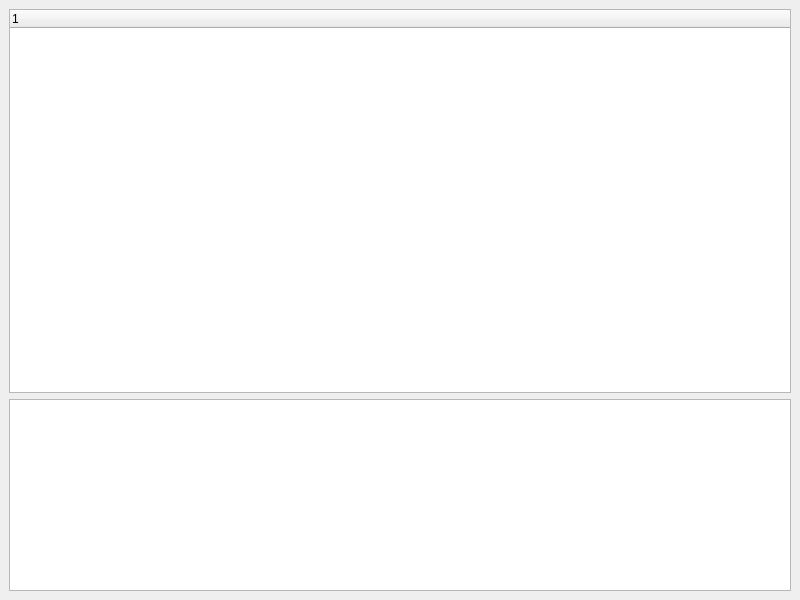
Above: mainwindow.ui from zaazbb/YM001NetworkAnalyzer before the change. Below: the same form after it.
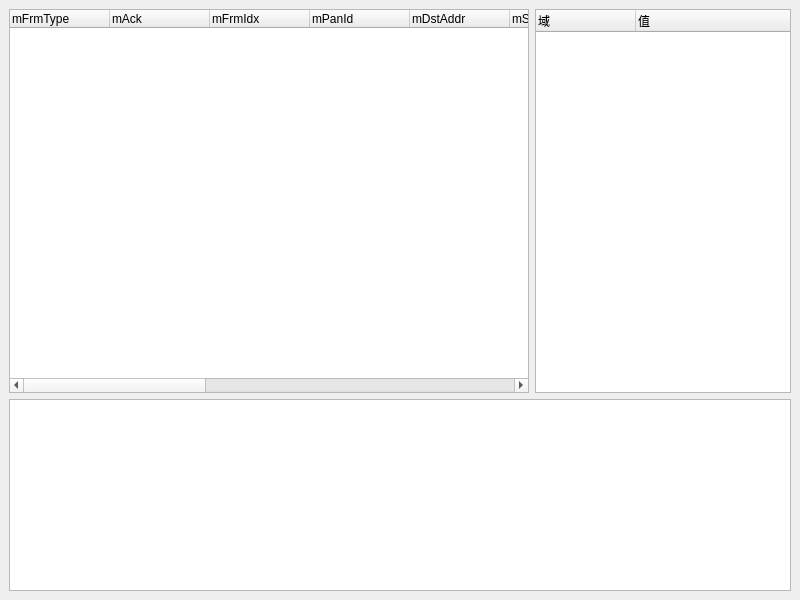
That is the form after the change.

```diff
--- a/mainwindow.ui
+++ b/mainwindow.ui
@@ -16,7 +16,99 @@
   <widget class="QWidget" name="centralWidget">
    <layout class="QVBoxLayout" name="verticalLayout" stretch="1,0">
     <item>
-     <widget class="QTreeWidget" name="treeWidget"/>
+     <layout class="QHBoxLayout" name="horizontalLayout" stretch="1,0">
+      <item>
+       <widget class="QTreeWidget" name="treeWidget">
+        <property name="uniformRowHeights">
+         <bool>false</bool>
+        </property>
+        <column>
+         <property name="text">
+          <string>mFrmType</string>
+         </property>
+        </column>
+        <column>
+         <property name="text">
+          <string>mAck</string>
+         </property>
+        </column>
+        <column>
+         <property name="text">
+          <string>mFrmIdx</string>
+         </property>
+        </column>
+        <column>
+         <property name="text">
+          <string>mPanId</string>
+         </property>
+        </column>
+        <column>
+         <property name="text">
+          <string>mDstAddr</string>
+         </property>
+        </column>
+        <column>
+         <property name="text">
+          <string>mSrcAddr</string>
+         </property>
+        </column>
+        <column>
+         <property name="text">
+          <string>nFrmType</string>
+         </property>
+        </column>
+        <column>
+         <property name="text">
+          <string>nDstAddr</string>
+         </property>
+        </column>
+        <column>
+         <property name="text">
+          <string>nSrdAddr</string>
+         </property>
+        </column>
+        <column>
+         <property name="text">
+          <string>nFrmIdx</string>
+         </property>
+        </column>
+        <column>
+         <property name="text">
+          <string>nRadius</string>
+         </property>
+        </column>
+        <column>
+         <property name="text">
+          <string>nRouteLst</string>
+         </property>
+        </column>
+        <column>
+         <property name="text">
+          <string>aFrmType</string>
+         </property>
+        </column>
+        <column>
+         <property name="text">
+          <string>aDUI</string>
+         </property>
+        </column>
+       </widget>
+      </item>
+      <item>
+       <widget class="QTreeWidget" name="treeWidget_2">
+        <column>
+         <property name="text">
+          <string>域</string>
+         </property>
+        </column>
+        <column>
+         <property name="text">
+          <string>值</string>
+         </property>
+        </column>
+       </widget>
+      </item>
+     </layout>
     </item>
     <item>
      <widget class="QPlainTextEdit" name="plainTextEdit"/>
```
